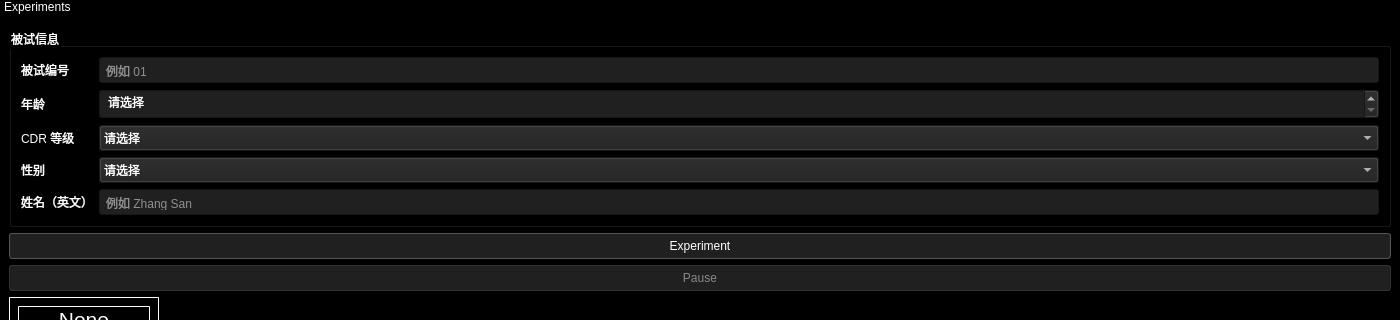
Qt form mainwindow.ui (Tiphereth-ver1/EOG-Oculomotor-Visualise) before a commit; both pictures show x 0 to 1400 and y 0 to 320 of the 1400 by 800 pixel window.
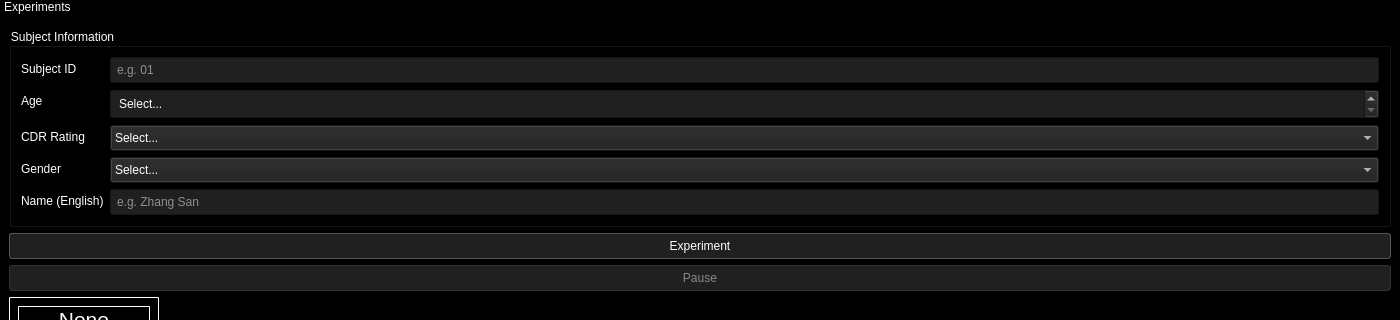
The same form after that commit. Custom widgets are drawn as their Qt base class.

What changed in the file:
```diff
--- a/mainwindow.ui
+++ b/mainwindow.ui
@@ -141,19 +141,19 @@
     <layout class="QVBoxLayout" name="sidebar_layout">
      <item>
       <widget class="QGroupBox" name="subject_group">
-       <property name="title"><string>被试信息</string></property>
+       <property name="title"><string>Subject Information</string></property>
        <property name="styleSheet"><string notr="true">QGroupBox { color: white; } QLineEdit, QSpinBox, QComboBox { background-color: #202020; color: white; padding: 4px; } QComboBox QAbstractItemView { background-color: #202020; color: white; }</string></property>
        <layout class="QFormLayout" name="subject_form">
-        <item row="4" column="0"><widget class="QLabel" name="subject_name_label"><property name="text"><string>姓名（英文）</string></property></widget></item>
-        <item row="4" column="1"><widget class="QLineEdit" name="subject_name_input"><property name="placeholderText"><string>例如 Zhang San</string></property><property name="maxLength"><number>100</number></property></widget></item>
-        <item row="0" column="0"><widget class="QLabel" name="subject_id_label"><property name="text"><string>被试编号</string></property></widget></item>
-        <item row="0" column="1"><widget class="QLineEdit" name="subject_id_input"><property name="placeholderText"><string>例如 01</string></property><property name="maxLength"><number>40</number></property></widget></item>
-        <item row="1" column="0"><widget class="QLabel" name="age_label"><property name="text"><string>年龄</string></property></widget></item>
-        <item row="1" column="1"><widget class="QSpinBox" name="age_input"><property name="maximum"><number>120</number></property><property name="specialValueText"><string>请选择</string></property></widget></item>
-        <item row="2" column="0"><widget class="QLabel" name="cdr_label"><property name="text"><string>CDR 等级</string></property></widget></item>
-        <item row="2" column="1"><widget class="QComboBox" name="cdr_input"><item><property name="text"><string>请选择</string></property></item><item><property name="text"><string>0</string></property></item><item><property name="text"><string>0.5</string></property></item><item><property name="text"><string>1</string></property></item><item><property name="text"><string>2</string></property></item><item><property name="text"><string>3</string></property></item></widget></item>
-        <item row="3" column="0"><widget class="QLabel" name="gender_label"><property name="text"><string>性别</string></property></widget></item>
-        <item row="3" column="1"><widget class="QComboBox" name="gender_input"><item><property name="text"><string>请选择</string></property></item><item><property name="text"><string>男</string></property></item><item><property name="text"><string>女</string></property></item><item><property name="text"><string>其他</string></property></item></widget></item>
+        <item row="4" column="0"><widget class="QLabel" name="subject_name_label"><property name="text"><string>Name (English)</string></property></widget></item>
+        <item row="4" column="1"><widget class="QLineEdit" name="subject_name_input"><property name="placeholderText"><string>e.g. Zhang San</string></property><property name="maxLength"><number>100</number></property></widget></item>
+        <item row="0" column="0"><widget class="QLabel" name="subject_id_label"><property name="text"><string>Subject ID</string></property></widget></item>
+        <item row="0" column="1"><widget class="QLineEdit" name="subject_id_input"><property name="placeholderText"><string>e.g. 01</string></property><property name="maxLength"><number>40</number></property></widget></item>
+        <item row="1" column="0"><widget class="QLabel" name="age_label"><property name="text"><string>Age</string></property></widget></item>
+        <item row="1" column="1"><widget class="QSpinBox" name="age_input"><property name="maximum"><number>120</number></property><property name="specialValueText"><string>Select...</string></property></widget></item>
+        <item row="2" column="0"><widget class="QLabel" name="cdr_label"><property name="text"><string>CDR Rating</string></property></widget></item>
+        <item row="2" column="1"><widget class="QComboBox" name="cdr_input"><item><property name="text"><string>Select...</string></property></item><item><property name="text"><string>0</string></property></item><item><property name="text"><string>0.5</string></property></item><item><property name="text"><string>1</string></property></item><item><property name="text"><string>2</string></property></item><item><property name="text"><string>3</string></property></item></widget></item>
+        <item row="3" column="0"><widget class="QLabel" name="gender_label"><property name="text"><string>Gender</string></property></widget></item>
+        <item row="3" column="1"><widget class="QComboBox" name="gender_input"><item><property name="text"><string>Select...</string></property></item><item><property name="text"><string>Male</string></property></item><item><property name="text"><string>Female</string></property></item><item><property name="text"><string>Other</string></property></item></widget></item>
        </layout>
       </widget>
      </item>
```
Left out of the diff: 70 changed lines with no effect on the pictures.
